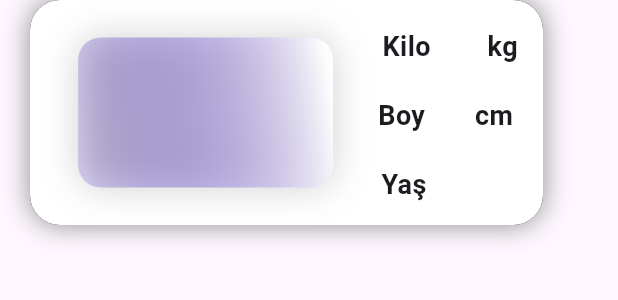
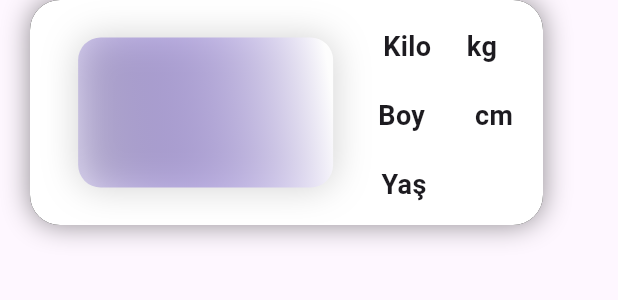
Before and after one commit to appodll/Weight, a Flutter app: the ContainerList widget shown alone on an empty page, opened directly with empty values, on a phone screen of 412 x 824 dp. Shown: the top 300 px of the screen. Run offline on Flutter 3.47's test engine with Material 3 defaults, Android fonts, the phone set to English and light mode, and no system bars; our stand-ins replace fl_chart, get, get_storage, percent_indicator, shared_preferences; missing offline and left inert: dart:ffi; accounts and stored records are empty.

Commit message:
container.dart

```diff
--- a/lib/container.dart
+++ b/lib/container.dart
@@ -64,10 +64,10 @@ class ContainerList extends StatelessWidget {
               Column(
                 children: [
                   Container(
-                      padding: EdgeInsets.only(right: 14),
+                      padding: EdgeInsets.only(right: Get.width/15),
                       margin: EdgeInsets.only(top: 18),
                       child: Text(
-                        "Kilo        ${this.kilo}kg",
+                        "Kilo     ${this.kilo}kg",
                         style: TextStyle(
                           fontSize: 18,
                           fontWeight: FontWeight.bold,
```
